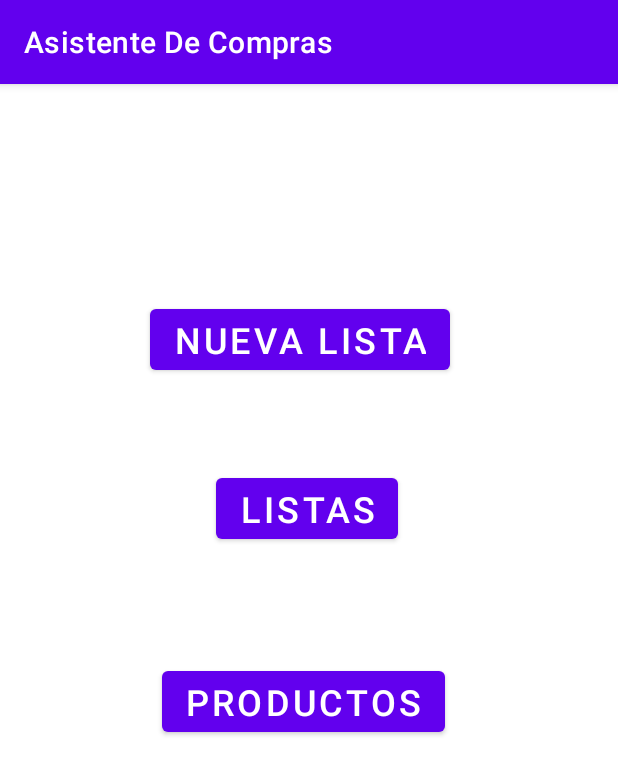
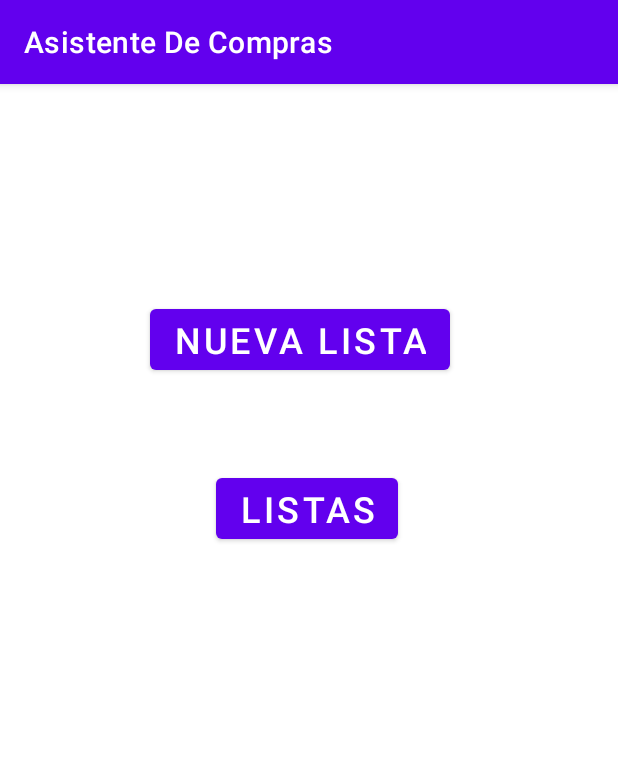
Before and after one commit to Vladox69/AsistenteV2, an Android app: the Principal screen opened directly, with no data from a screen before it, on a phone screen of 412 x 824 dp. Shown: the top 775 px of the screen. Run offline under Robolectric (Android 15) with nearby library versions, the phone set to English and light mode, and no system bars.

Commit message:
modificación pantalla principal

```diff
--- a/app/src/main/res/layout/activity_principal.xml
+++ b/app/src/main/res/layout/activity_principal.xml
@@ -32,19 +32,6 @@
         app:layout_constraintStart_toStartOf="parent"
         app:layout_constraintTop_toBottomOf="@+id/button" />
 
-    <Button
-        android:id="@+id/button3"
-        android:layout_width="wrap_content"
-        android:layout_height="wrap_content"
-        android:layout_marginStart="108dp"
-        android:layout_marginLeft="108dp"
-        android:layout_marginTop="76dp"
-        android:onClick="abrirIntProductos"
-        android:text="@string/bt_productos_String"
-        android:textSize="24sp"
-        app:layout_constraintStart_toStartOf="parent"
-        app:layout_constraintTop_toBottomOf="@+id/button2" />
-
     <TextView
         android:id="@+id/txtVPrueba"
         android:layout_width="281dp"
```
